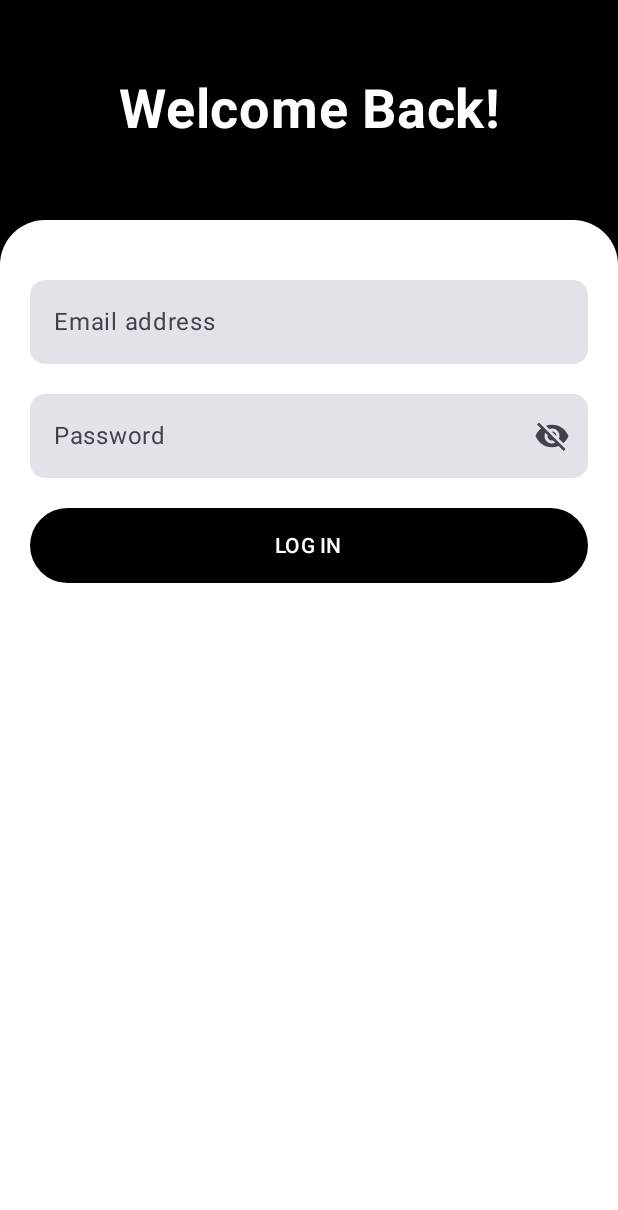
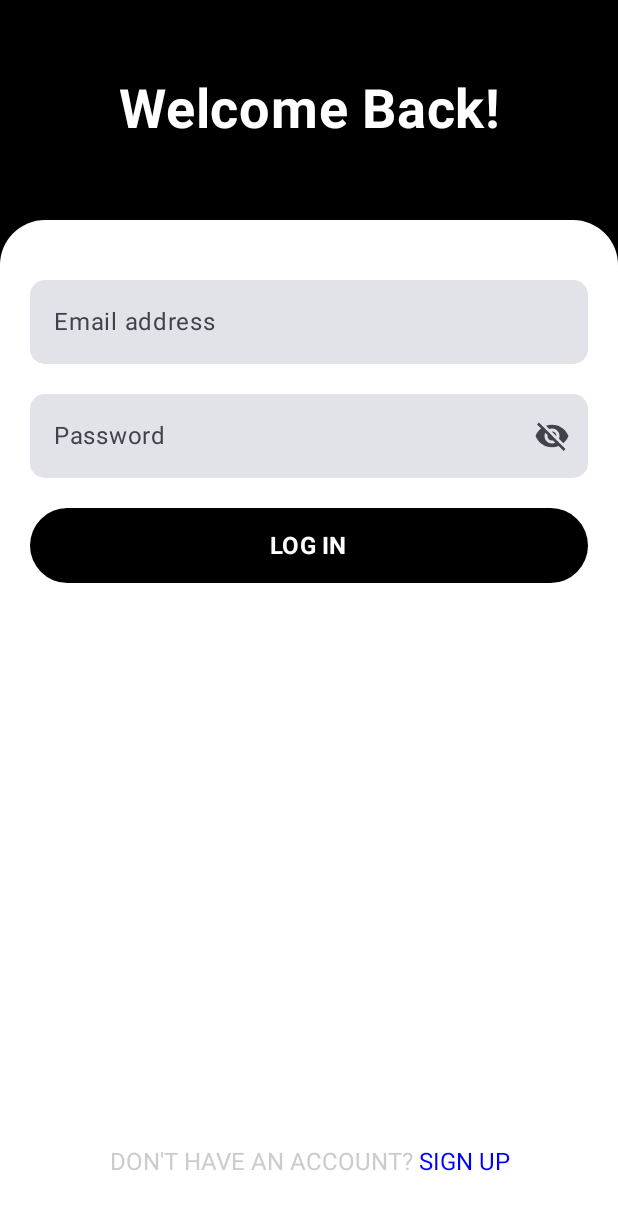
Before and after one commit to arthurpasztor/Tasky, an Android app built with Jetpack Compose: the screen it shows after launch (MainActivity), on a phone screen of 412 x 824 dp. Shown: the top 1210 px of the screen. Run offline under Robolectric (Android 15) with nearby library versions, the phone set to English and light mode, and no system bars.

```diff
--- a/app/src/main/java/com/example/tasky/auth/presentation/AuthComposable.kt
+++ b/app/src/main/java/com/example/tasky/auth/presentation/AuthComposable.kt
@@ -147,7 +147,7 @@ fun ActionButton(
 ) {
     val horizontalPadding = dimensionResource(R.dimen.padding_20)
     val cornerRadius = dimensionResource(R.dimen.radius_30)
-    val fontSize = dimensionResource(R.dimen.font_size_14).value.sp
+    val fontSize = dimensionResource(R.dimen.font_size_16).value.sp
 
     Button(
         modifier = modifier
@@ -161,7 +161,8 @@ fun ActionButton(
         Text(
             text = text.uppercase(Locale.getDefault()),
             color = Color.White,
-            fontSize = fontSize
+            fontSize = fontSize,
+            fontWeight = FontWeight.Bold
         )
     }
 }
--- a/app/src/main/java/com/example/tasky/auth/presentation/LoginComposable.kt
+++ b/app/src/main/java/com/example/tasky/auth/presentation/LoginComposable.kt
@@ -2,16 +2,26 @@ package com.example.tasky.auth.presentation
 
 import androidx.compose.foundation.background
 import androidx.compose.foundation.layout.Column
+import androidx.compose.foundation.layout.Spacer
 import androidx.compose.foundation.layout.fillMaxSize
+import androidx.compose.foundation.layout.fillMaxWidth
 import androidx.compose.foundation.layout.padding
 import androidx.compose.foundation.shape.RoundedCornerShape
+import androidx.compose.foundation.text.ClickableText
 import androidx.compose.runtime.Composable
 import androidx.compose.ui.Modifier
 import androidx.compose.ui.draw.clip
+import androidx.compose.ui.graphics.Color
 import androidx.compose.ui.res.dimensionResource
 import androidx.compose.ui.res.stringResource
+import androidx.compose.ui.text.SpanStyle
+import androidx.compose.ui.text.TextStyle
+import androidx.compose.ui.text.buildAnnotatedString
+import androidx.compose.ui.text.style.TextAlign
+import androidx.compose.ui.text.withStyle
 import androidx.compose.ui.tooling.preview.Preview
 import androidx.compose.ui.unit.dp
+import androidx.compose.ui.unit.sp
 import androidx.lifecycle.viewmodel.compose.viewModel
 import com.example.tasky.R
 import com.example.tasky.auth.domain.LoginViewModel
@@ -53,6 +63,42 @@ fun LoginComposable(viewModel: LoginViewModel = viewModel()) {
             ) {
                 viewModel.logIn()
             }
+            Spacer(modifier = Modifier.weight(1f))
+            SignUpText(
+                Modifier
+                    .fillMaxWidth()
+                    .padding(bottom = dimensionResource(id = R.dimen.padding_40))
+            )
         }
     }
 }
+
+@Composable
+fun SignUpText(modifier: Modifier = Modifier) {
+    val signUp = stringResource(id = R.string.sign_up).uppercase()
+
+    val annotatedString = buildAnnotatedString {
+        withStyle(style = SpanStyle(Color.LightGray)) {
+            append(stringResource(id = R.string.dont_have_an_account).uppercase())
+        }
+        append(" ")
+        withStyle(style = SpanStyle(Color.Blue)) {
+            pushStringAnnotation(tag = signUp, annotation = signUp)
+            append(signUp)
+        }
+    }
+
+    ClickableText(
+        text = annotatedString,
+        modifier = modifier.background(BackgroundWhite),
+        style = TextStyle(
+            textAlign = TextAlign.Center,
+            fontSize = dimensionResource(R.dimen.font_size_16).value.sp
+        )
+    ) { offset ->
+        annotatedString.getStringAnnotations(offset, offset).firstOrNull()?.let { span ->
+            // TODO navigate to Sign up screen
+            println("Clicked on ${span.item}")
+        }
+    }
+}
--- a/app/src/main/res/values/dimen.xml
+++ b/app/src/main/res/values/dimen.xml
@@ -8,6 +8,6 @@
     <dimen name="radius_10">10dp</dimen>
     <dimen name="radius_30">30dp</dimen>
 
-    <dimen name="font_size_14">14sp</dimen>
+    <dimen name="font_size_16">16sp</dimen>
     <dimen name="font_size_36">36sp</dimen>
 </resources>
--- a/app/src/main/res/values/strings.xml
+++ b/app/src/main/res/values/strings.xml
@@ -7,5 +7,7 @@
     <string name="email">Email address</string>
     <string name="password">Password</string>
     <string name="log_in">Log in</string>
+    <string name="dont_have_an_account">Don\'t have an account?</string>
+    <string name="sign_up">Sign up</string>
     <string name="get_started">Get started</string>
 </resources>
```
Also changed, not shown: app/src/main/java/com/example/tasky/auth/presentation/SignUpComposable.kt (+41 -0 lines).
